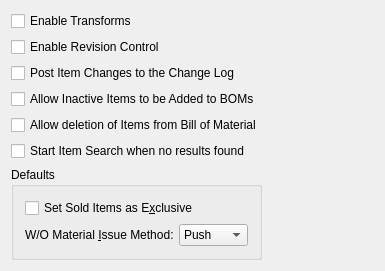
The window that guiclient/configurePD.ui (jjzhang166/qt-client) describes before a commit, drawn with Qt 5.
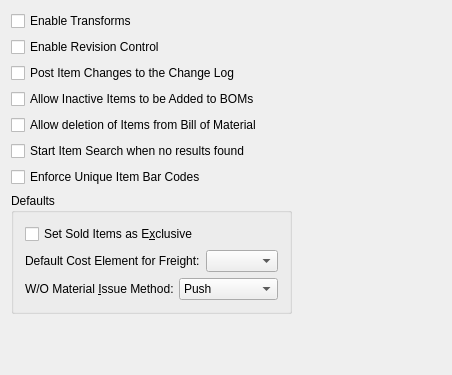
The same window after the commit. Custom widgets are drawn as their Qt base class.

```diff
--- a/guiclient/configurePD.ui
+++ b/guiclient/configurePD.ui
@@ -13,8 +13,8 @@
    <rect>
     <x>0</x>
     <y>0</y>
-    <width>385</width>
-    <height>266</height>
+    <width>452</width>
+    <height>375</height>
    </rect>
   </property>
   <property name="windowTitle">
@@ -69,6 +69,13 @@
            </property>
           </widget>
          </item>
+         <item>
+          <widget class="QCheckBox" name="_uniqueBarcodes">
+           <property name="text">
+            <string>Enforce Unique Item Bar Codes</string>
+           </property>
+          </widget>
+         </item>
          <item>
           <widget class="QGroupBox" name="_defaultGroup">
            <property name="title">
@@ -82,7 +89,7 @@
               </property>
              </widget>
             </item>
-            <item row="1" column="0">
+            <item row="2" column="0">
              <layout class="QHBoxLayout" name="_2">
               <property name="spacing">
                <number>5</number>
@@ -118,6 +125,27 @@
               </item>
              </layout>
             </item>
+            <item row="1" column="0">
+             <layout class="QHBoxLayout" name="horizontalLayout_2">
+              <item>
+               <widget class="XLabel" name="_freightCostElementDefaultLit">
+                <property name="text">
+                 <string>Default Cost Element for Freight:</string>
+                </property>
+               </widget>
+              </item>
+              <item>
+               <widget class="XComboBox" name="_freightCostElementDefault">
+                <property name="allowNull">
+                 <bool>true</bool>
+                </property>
+                <property name="defaultCode">
+                 <enum>XComboBox::None</enum>
+                </property>
+               </widget>
+              </item>
+             </layout>
+            </item>
            </layout>
           </widget>
          </item>
@@ -156,6 +184,18 @@
   </layout>
  </widget>
  <layoutdefault spacing="6" margin="11"/>
+ <customwidgets>
+  <customwidget>
+   <class>XComboBox</class>
+   <extends>QComboBox</extends>
+   <header>xcombobox.h</header>
+  </customwidget>
+  <customwidget>
+   <class>XLabel</class>
+   <extends>QLabel</extends>
+   <header>xlabel.h</header>
+  </customwidget>
+ </customwidgets>
  <resources/>
  <connections/>
 </ui>
```
